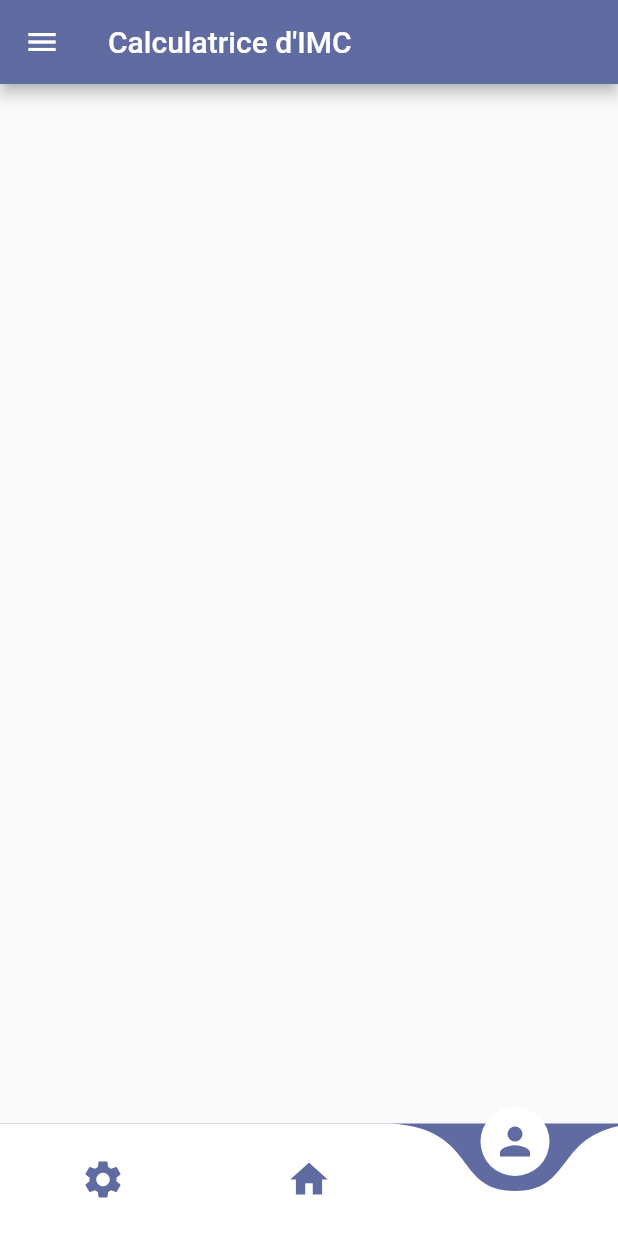
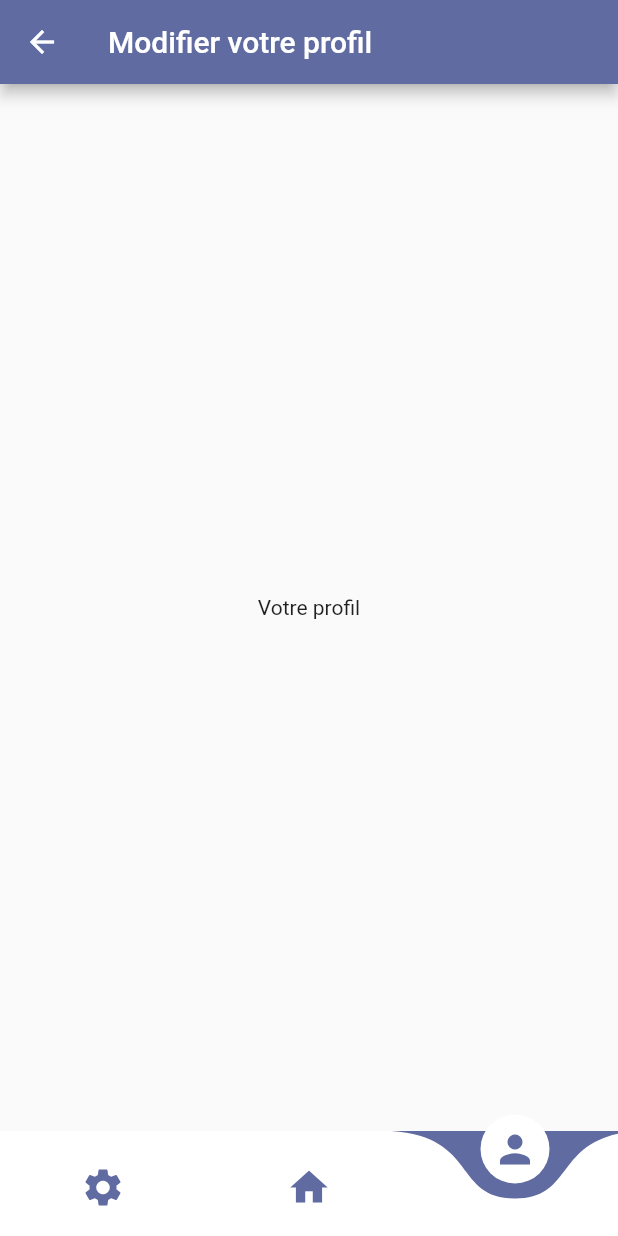
Before and after one commit to boriskamtou/bmi_project, a Flutter app: the screen it shows after launch, item 3 of the bottom bar chosen, on a phone screen of 412 x 824 dp. Run offline on Flutter 3.47's test engine with Material 2 defaults, Android fonts, the phone set to English and light mode, and no system bars; drawn by our look-alikes of curved_navigation_bar; our stand-ins replace page_transition; Roboto replaces fonts that are missing (OpenSans-Light, OpenSans-SemiBold).

Commit message:
setting navigation between screens

```diff
--- /dev/null
+++ b/lib/screens/calcul_bmi_screen.dart
@@ -0,0 +1,51 @@
+import 'package:bmi_project/utilities/constantes.dart';
+import 'package:flutter/material.dart';
+
+class CalculBmiPage extends StatefulWidget {
+  @override
+  _CalculBmiPageState createState() => _CalculBmiPageState();
+}
+
+class _CalculBmiPageState extends State<CalculBmiPage> {
+  @override
+  Widget build(BuildContext context) {
+    return MaterialApp(
+      home: BmiDesign(),
+    );
+  }
+}
+
+class BmiDesign extends StatefulWidget {
+  @override
+  _BmiDesignState createState() => _BmiDesignState();
+}
+
+class _BmiDesignState extends State<BmiDesign> {
+  @override
+  Widget build(BuildContext context) {
+    return Scaffold(
+      appBar: AppBar(
+        backgroundColor: kMainColor,
+        leading: IconButton(
+            icon: Icon(Icons.menu),
+            onPressed: () {
+              // TODO
+              print('Bonjour le monde');
+            }),
+        title: Text(
+          "Calculatrice d'IMC",
+          style: TextStyle(
+            fontFamily: 'OpenSans-SemiBold',
+          ),
+        ),
+      ),
+      body: SingleChildScrollView(
+        child: Container(
+          child: Center(
+            child: Text('Calcul IMC'),
+          ),
+        ),
+      ),
+    );
+  }
+}
--- a/lib/screens/home_screen.dart
+++ b/lib/screens/home_screen.dart
@@ -1,9 +1,12 @@
+import 'package:bmi_project/screens/profil_screen.dart';
+import 'package:bmi_project/screens/settings_screen.dart';
 import 'package:bmi_project/utilities/constantes.dart';
 import 'package:flutter/material.dart';
 
 // My Imports
-import 'package:fancy_bottom_navigation/fancy_bottom_navigation.dart';
 import 'package:curved_navigation_bar/curved_navigation_bar.dart';
+
+import 'calcul_bmi_screen.dart';
 
 class HomePage extends StatelessWidget {
   @override
@@ -20,31 +23,40 @@ class BmiMenu extends StatefulWidget {
 }
 
 class _BmiMenuState extends State<BmiMenu> {
+  int pageIndex = 1;
+  GlobalKey _bottomNavigationKey = GlobalKey();
+  // Creating pages
+  final ProfilPage profilScreen = ProfilPage();
+  final SettingPage settingScreen = SettingPage();
+  final CalculBmiPage calculBmiScreen = CalculBmiPage();
+//  Handle page transition
+  Widget _showPage = CalculBmiPage();
+  Widget _pageChooser(int page) {
+    switch (page) {
+      case 0:
+        return settingScreen;
+        break;
+      case 1:
+        return calculBmiScreen;
+        break;
+      case 2:
+        return profilScreen;
+        break;
+      default:
+        return calculBmiScreen;
+    }
+  }
+
   @override
   Widget build(BuildContext context) {
     return Scaffold(
-      appBar: AppBar(
-        backgroundColor: kMainColor,
-        leading: IconButton(
-            icon: Icon(Icons.menu),
-            onPressed: () {
-              print('Bonjour le monde');
-            }),
-        title: Text(
-          "Calculatrice d'IMC",
-          style: TextStyle(
-            fontFamily: 'OpenSans-SemiBold',
-          ),
-        ),
-      ),
-      body: SafeArea(
-        child: Container(
-          child: Column(
-            children: <Widget>[],
-          ),
-        ),
+      body: Container(
+        child: _showPage,
       ),
       bottomNavigationBar: CurvedNavigationBar(
+        index: pageIndex,
+        key: _bottomNavigationKey,
+        height: 70.0,
         backgroundColor: kMainColor,
         items: <Widget>[
           Icon(
@@ -63,8 +75,10 @@ class _BmiMenuState extends State<BmiMenu> {
             color: kMainColor,
           ),
         ],
-        onTap: (index) {
-          //Handle button tap
+        onTap: (int index) {
+          setState(() {
+            _showPage = _pageChooser(index);
+          });
         },
       ),
     );
--- /dev/null
+++ b/lib/screens/profil_screen.dart
@@ -0,0 +1,45 @@
+import 'package:bmi_project/utilities/constantes.dart';
+import 'package:flutter/material.dart';
+
+import 'calcul_bmi_screen.dart';
+
+class ProfilPage extends StatelessWidget {
+  @override
+  Widget build(BuildContext context) {
+    return MaterialApp(
+      home: ProfilMenu(),
+    );
+  }
+}
+
+class ProfilMenu extends StatefulWidget {
+  @override
+  _ProfilMenuState createState() => _ProfilMenuState();
+}
+
+class _ProfilMenuState extends State<ProfilMenu> {
+  @override
+  Widget build(BuildContext context) {
+    return Scaffold(
+      appBar: AppBar(
+        backgroundColor: kMainColor,
+        leading: IconButton(
+            icon: Icon(Icons.arrow_back),
+            onPressed: () {
+              // TODO
+            }),
+        title: Text(
+          "Modifier votre profil",
+          style: TextStyle(
+            fontFamily: 'OpenSans-SemiBold',
+          ),
+        ),
+      ),
+      body: Container(
+        child: Center(
+          child: Text('Votre profil'),
+        ),
+      ),
+    );
+  }
+}
--- a/lib/screens/splash_screen.dart
+++ b/lib/screens/splash_screen.dart
@@ -1,10 +1,7 @@
+import 'package:bmi_project/utilities/constantes.dart';
+import 'package:flutter/material.dart';
 import 'dart:async';
-
-import 'package:flutter/material.dart';
-
 import 'home_screen.dart';
-
-// My Import packages
 import 'package:page_transition/page_transition.dart';
 
 class SplashScreen extends StatefulWidget {
@@ -21,7 +18,7 @@ class _SplashScreenState extends State<SplashScreen> {
     Navigator.push(
       context,
       PageTransition(
-        duration: Duration(milliseconds: 680),
+        duration: Duration(milliseconds: 800),
         type: PageTransitionType.rightToLeft,
         child: HomePage(),
       ),
@@ -36,7 +33,8 @@ class _SplashScreenState extends State<SplashScreen> {
 
   @override
   Widget build(BuildContext context) {
-    return Container(
+    return Material(
+      child: Container(
         child: Stack(
           fit: StackFit.expand,
           children: <Widget>[
@@ -75,8 +73,8 @@ class _SplashScreenState extends State<SplashScreen> {
                   "CALCULATRICE D'IMC",
                   style: TextStyle(
                     fontSize: 22.0,
-                  color: Color(0xFF606BA1),
-                  fontFamily: 'OpenSans-Regular',
+                    color: kMainColor,
+                    fontFamily: 'OpenSans-SemiBold',
                   ),
                 ),
                 Text(
@@ -84,8 +82,8 @@ class _SplashScreenState extends State<SplashScreen> {
                   style: TextStyle(
                     fontSize: 16.0,
                     color: Colors.white,
-                  fontWeight: FontWeight.w400,
-                  fontFamily: 'OpenSans-Regular',
+                    fontWeight: FontWeight.w100,
+                    fontFamily: 'OpenSans-Light',
                     letterSpacing: 3.0,
                   ),
                 ),
@@ -93,6 +91,7 @@ class _SplashScreenState extends State<SplashScreen> {
             )
           ],
         ),
+      ),
     );
   }
 }
--- a/lib/utilities/constantes.dart
+++ b/lib/utilities/constantes.dart
@@ -1,6 +1,8 @@
 import 'package:flutter/material.dart';
 
 const kMainColor = Color(0xFF606BA1);
+const kTextColor = Color(0xFF515151);
+const kIconColor = Color(0xFF9F9F9F);
 const kFontFamilySemiBold = TextStyle(
   fontFamily: 'OpenSans-SemiBold',
 );
--- a/pubspec.yaml
+++ b/pubspec.yaml
@@ -34,3 +34,4 @@ flutter:
     fonts:
     - asset: fonts/OpenSans-Regular.ttf
     - asset: fonts/OpenSans-SemiBold.ttf
+    - asset: fonts/OpenSans-Light.ttf
```
Also changed, not shown: lib/main.dart (+8 -2 lines), lib/screens/settings_screen.dart (added, +44 -0 lines), fonts/OpenSans-Light.ttf (added), 1 other file. Lines whose indentation alone changed are shown as unchanged.
